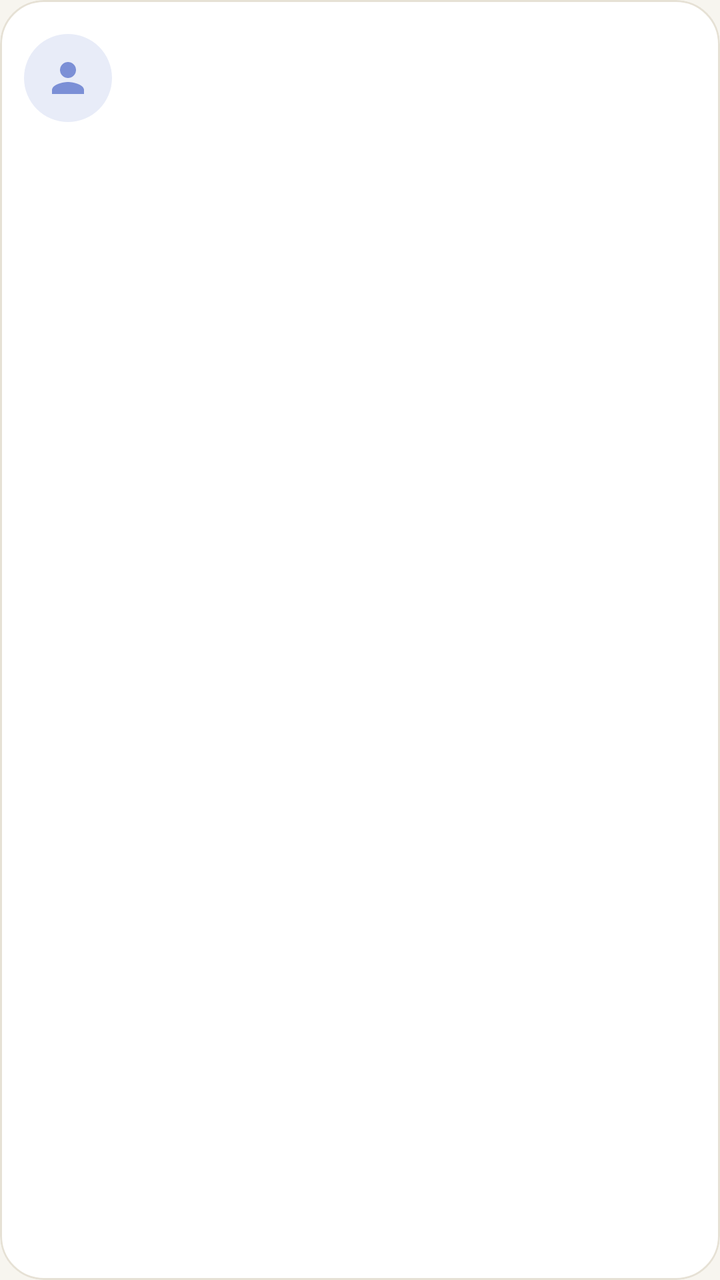
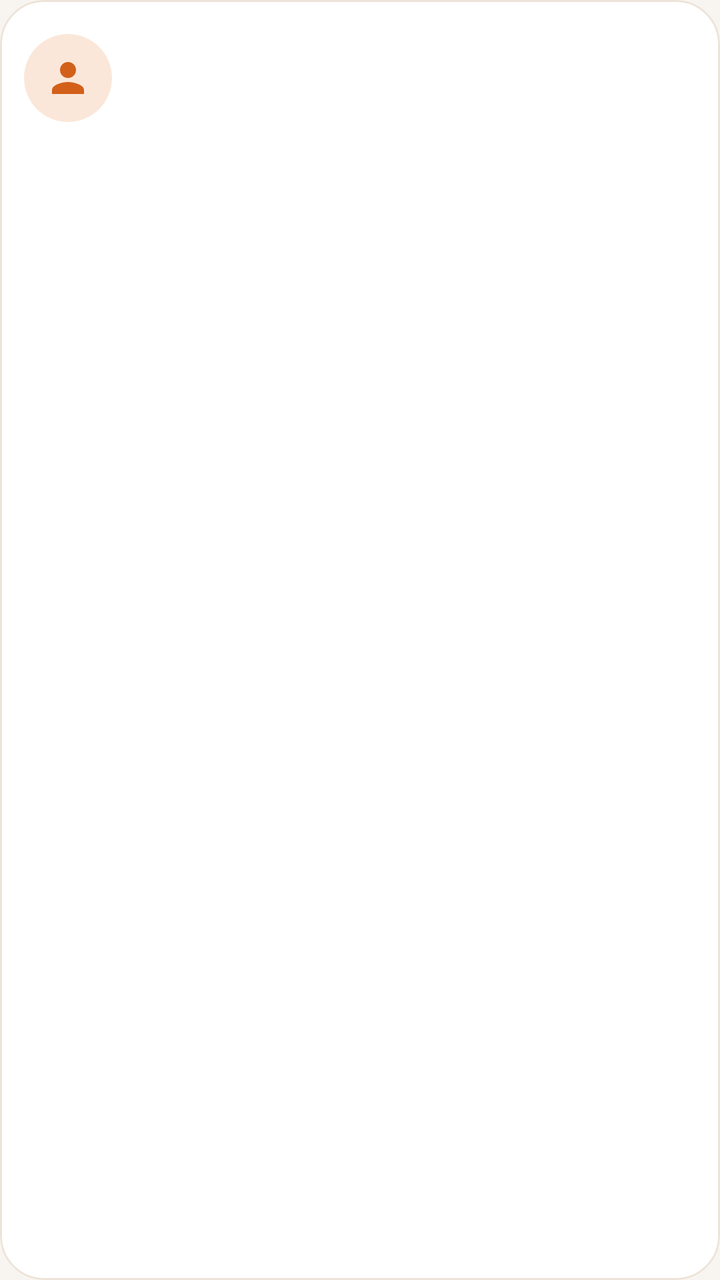

Screens rendered from an Android XML layout before and after an edit, with the pre-edit source and the edit as a unified diff.
<!-- AndroidManifest.xml: application theme Theme.MIYAV -->
<!-- res/layout/item_walker.xml -->
<?xml version="1.0" encoding="utf-8"?>
<com.google.android.material.card.MaterialCardView xmlns:android="http://schemas.android.com/apk/res/android"
    xmlns:app="http://schemas.android.com/apk/res-auto"
    android:layout_width="236dp"
    android:layout_height="wrap_content"
    android:layout_marginTop="@dimen/space_xs"
    android:layout_marginEnd="@dimen/space_md"
    android:layout_marginBottom="@dimen/space_xs"
    android:clickable="true"
    android:focusable="true">

    <LinearLayout
        android:layout_width="match_parent"
        android:layout_height="wrap_content"
        android:gravity="center_vertical"
        android:orientation="horizontal"
        android:padding="@dimen/space_md">

        <com.google.android.material.imageview.ShapeableImageView
            android:id="@+id/avatarView"
            android:layout_width="@dimen/avatar_sm"
            android:layout_height="@dimen/avatar_sm"
            android:background="@color/pastel_lavender"
            android:contentDescription="@null"
            android:scaleType="center"
            android:src="@drawable/ic_person"
            app:shapeAppearanceOverlay="@style/Shape.Miyav.Circle"
            app:tint="@color/brand_lavender" />

        <LinearLayout
            android:layout_width="0dp"
            android:layout_height="wrap_content"
            android:layout_marginStart="@dimen/space_md"
            android:layout_weight="1"
            android:orientation="vertical">

            <TextView
                android:id="@+id/nameView"
                android:layout_width="match_parent"
                android:layout_height="wrap_content"
                android:ellipsize="end"
                android:maxLines="1"
                android:textAppearance="@style/TextAppearance.Material3.TitleSmall"
                android:textStyle="bold" />

            <TextView
                android:id="@+id/petView"
                android:layout_width="match_parent"
                android:layout_height="wrap_content"
                android:ellipsize="end"
                android:maxLines="1"
                android:textAppearance="@style/TextAppearance.Miyav.Caption" />

            <TextView
                android:id="@+id/distanceView"
                android:layout_width="match_parent"
                android:layout_height="wrap_content"
                android:textAppearance="@style/TextAppearance.Material3.LabelMedium"
                android:textColor="@color/brand_coral_dark"
                android:textStyle="bold" />
        </LinearLayout>
    </LinearLayout>
</com.google.android.material.card.MaterialCardView>
<!-- resources referenced by this layout -->
<resources>
  <color name="brand_coral_dark">#284B3C</color>
  <color name="brand_lavender">#7B8FD6</color>
  <color name="pastel_lavender">#E8ECF8</color>
  <dimen name="avatar_sm">44dp</dimen>
  <dimen name="space_md">12dp</dimen>
  <dimen name="space_xs">4dp</dimen>
  <style name="Shape.Miyav.Circle" parent="">
          <item name="cornerFamily">rounded</item>
          <item name="cornerSize">50%</item>
      </style>
  <style name="Theme.MIYAV" parent="Theme.Material3.Light.NoActionBar">
          <item name="colorPrimary">@color/brand_coral</item>
          <item name="colorOnPrimary">@color/text_on_brand</item>
          <item name="colorPrimaryContainer">@color/pastel_mint</item>
          <item name="colorOnPrimaryContainer">@color/brand_coral_dark</item>
          <item name="colorSecondary">@color/brand_lavender</item>
          <item name="colorOnSecondary">@color/text_on_brand</item>
          <item name="colorSecondaryContainer">@color/pastel_lavender</item>
          <item name="colorOnSecondaryContainer">@color/text_primary</item>
          <item name="colorTertiary">@color/brand_mint</item>
          <item name="colorTertiaryContainer">@color/pastel_mint</item>
          <item name="colorSurface">@color/surface</item>
          <item name="colorOnSurface">@color/text_primary</item>
          <item name="colorSurfaceVariant">@color/surface_muted</item>
          <item name="colorOnSurfaceVariant">@color/text_secondary</item>
          <item name="colorSurfaceContainer">@color/surface</item>
          <item name="colorSurfaceContainerLow">@color/surface</item>
          <item name="colorSurfaceContainerHigh">@color/surface</item>
          <item name="colorSurfaceContainerHighest">@color/surface_muted</item>
          <item name="colorOutline">@color/outline</item>
          <item name="colorOutlineVariant">@color/outline</item>
          <item name="colorError">@color/error</item>
          <item name="android:colorBackground">@color/bg_app</item>
          <item name="android:windowBackground">@color/bg_app</item>
          <item name="android:statusBarColor">@android:color/transparent</item>
          <item name="android:navigationBarColor">@android:color/transparent</item>
          <item name="android:windowLightStatusBar">true</item>
          <item name="android:windowLightNavigationBar" tools:targetApi="27">true</item>
          <item name="android:enforceNavigationBarContrast" tools:targetApi="29">false</item>
          <item name="textInputStyle">@style/Widget.Miyav.TextInput</item>
          <item name="materialButtonStyle">@style/Widget.Miyav.Button</item>
          <item name="materialButtonOutlinedStyle">@style/Widget.Miyav.Button.Outlined</item>
          <item name="borderlessButtonStyle">@style/Widget.Miyav.Button.Text</item>
          <item name="materialCardViewStyle">@style/Widget.Miyav.Card</item>
          <item name="elevationOverlayEnabled">false</item>
          <item name="bottomNavigationStyle">@style/Widget.Miyav.BottomNavigation</item>
          <item name="toolbarStyle">@style/Widget.Miyav.Toolbar</item>
          <item name="materialAlertDialogTheme">@style/ThemeOverlay.Miyav.Dialog</item>
          <item name="bottomSheetDialogTheme">@style/ThemeOverlay.Miyav.BottomSheet</item>
          <item name="chipStyle">@style/Widget.Miyav.Chip</item>
      </style>
  <color name="text_secondary">#67706A</color>
  <color name="brand_coral">#315B49</color>
  <color name="text_on_brand">#FFFFFF</color>
  <color name="pastel_mint">#DCEEE5</color>
  <color name="text_primary">#263C35</color>
  <color name="brand_mint">#3E8B6C</color>
  <color name="surface">#FFFFFF</color>
  <color name="surface_muted">#F1EFE7</color>
  <color name="outline">#ECE8DE</color>
  <color name="error">#B5533C</color>
  <color name="bg_app">#F7F5EF</color>
  <dimen name="radius_sm">12dp</dimen>
  <dimen name="button_height">54dp</dimen>
  <dimen name="radius_md">16dp</dimen>
  <dimen name="radius_lg">22dp</dimen>
  <color name="card_stroke">#E6E1D5</color>
  <dimen name="radius_xl">28dp</dimen>
  <!-- unchanged entries left out for length: 18 -->
</resources>

<!-- the commit's change to res/layout/item_walker.xml (unified diff, before → after) -->
@@ -20,12 +20,12 @@
             android:id="@+id/avatarView"
             android:layout_width="@dimen/avatar_sm"
             android:layout_height="@dimen/avatar_sm"
-            android:background="@color/pastel_lavender"
+            android:background="@color/pastel_peach"
             android:contentDescription="@null"
             android:scaleType="center"
             android:src="@drawable/ic_person"
             app:shapeAppearanceOverlay="@style/Shape.Miyav.Circle"
-            app:tint="@color/brand_lavender" />
+            app:tint="@color/brand_coral" />
 
         <LinearLayout
             android:layout_width="0dp"
<!-- resource entries referenced after the edit -->
@@ -1,8 +1,7 @@
 <!-- resources referenced by this layout -->
 <resources>
-  <color name="brand_coral_dark">#284B3C</color>
-  <color name="brand_lavender">#7B8FD6</color>
-  <color name="pastel_lavender">#E8ECF8</color>
+  <color name="brand_coral_dark">#A84A12</color>
+  <color name="pastel_peach">#FBE7D9</color>
   <dimen name="avatar_sm">44dp</dimen>
   <dimen name="space_md">12dp</dimen>
   <dimen name="space_xs">4dp</dimen>
@@ -15,10 +14,10 @@
           <item name="colorOnPrimary">@color/text_on_brand</item>
           <item name="colorPrimaryContainer">@color/pastel_mint</item>
           <item name="colorOnPrimaryContainer">@color/brand_coral_dark</item>
-          <item name="colorSecondary">@color/brand_lavender</item>
+          <item name="colorSecondary">@color/brand_coral_dark</item>
           <item name="colorOnSecondary">@color/text_on_brand</item>
-          <item name="colorSecondaryContainer">@color/pastel_lavender</item>
-          <item name="colorOnSecondaryContainer">@color/text_primary</item>
+          <item name="colorSecondaryContainer">@color/pastel_mint</item>
+          <item name="colorOnSecondaryContainer">@color/brand_coral_dark</item>
           <item name="colorTertiary">@color/brand_mint</item>
           <item name="colorTertiaryContainer">@color/pastel_mint</item>
           <item name="colorSurface">@color/surface</item>
@@ -51,22 +50,22 @@
           <item name="bottomSheetDialogTheme">@style/ThemeOverlay.Miyav.BottomSheet</item>
           <item name="chipStyle">@style/Widget.Miyav.Chip</item>
       </style>
-  <color name="text_secondary">#67706A</color>
-  <color name="brand_coral">#315B49</color>
+  <color name="text_secondary">#6F6660</color>
+  <color name="brand_coral">#D2601A</color>
   <color name="text_on_brand">#FFFFFF</color>
-  <color name="pastel_mint">#DCEEE5</color>
-  <color name="text_primary">#263C35</color>
+  <color name="pastel_mint">#FDEBDD</color>
+  <color name="text_primary">#2A2420</color>
   <color name="brand_mint">#3E8B6C</color>
   <color name="surface">#FFFFFF</color>
-  <color name="surface_muted">#F1EFE7</color>
-  <color name="outline">#ECE8DE</color>
+  <color name="surface_muted">#F3EEE7</color>
+  <color name="outline">#EDE5DB</color>
   <color name="error">#B5533C</color>
-  <color name="bg_app">#F7F5EF</color>
+  <color name="bg_app">#F8F5F0</color>
   <dimen name="radius_sm">12dp</dimen>
   <dimen name="button_height">54dp</dimen>
   <dimen name="radius_md">16dp</dimen>
   <dimen name="radius_lg">22dp</dimen>
-  <color name="card_stroke">#E6E1D5</color>
+  <color name="card_stroke">#EDE3D8</color>
   <dimen name="radius_xl">28dp</dimen>
   <!-- unchanged entries left out for length: 18 -->
 </resources>
